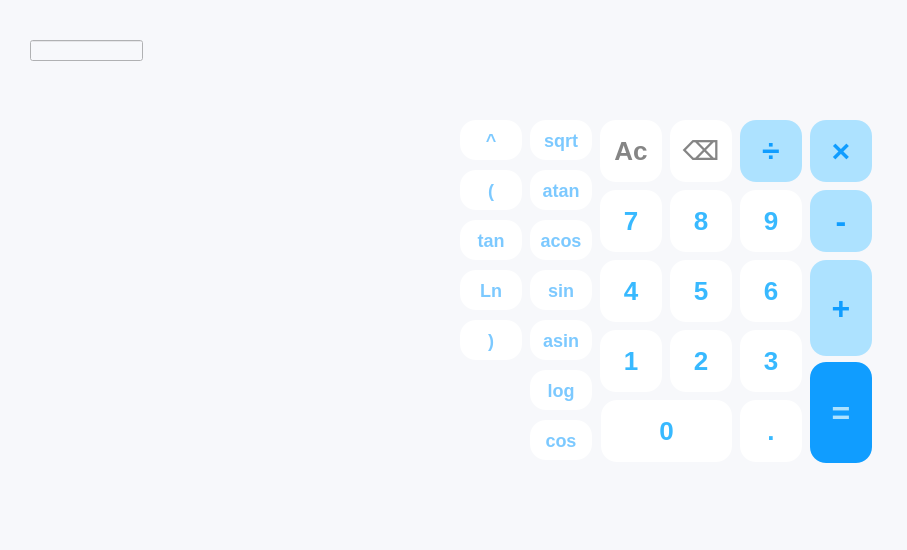
Old version of the form src/frontend/smartCalc/smartcalc.ui in the repository maxim-sivakon/smartCalc.
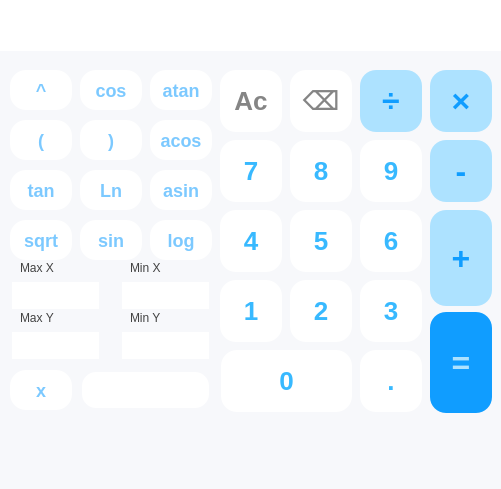
New version of the form. Icons and pictures are not drawn.

Patch:
```diff
--- a/src/frontend/smartCalc/smartcalc.ui
+++ b/src/frontend/smartCalc/smartcalc.ui
@@ -9,8 +9,8 @@
    <rect>
     <x>0</x>
     <y>0</y>
-    <width>907</width>
-    <height>550</height>
+    <width>501</width>
+    <height>489</height>
    </rect>
   </property>
   <property name="windowTitle">
@@ -21,9 +21,7 @@
     <normaloff>:/new/prefix1/calculator.png</normaloff>:/new/prefix1/calculator.png</iconset>
   </property>
   <property name="styleSheet">
-   <string notr="true">background: #F7F8FB;
-filter: blur(4px);
-opacity:0.2;</string>
+   <string notr="true">background: #F7F8FB;</string>
   </property>
   <property name="tabShape">
    <enum>QTabWidget::Rounded</enum>
@@ -32,8 +30,8 @@
    <widget class="QPushButton" name="pushButton">
     <property name="geometry">
      <rect>
-      <x>600</x>
-      <y>120</y>
+      <x>220</x>
+      <y>70</y>
       <width>62</width>
       <height>62</height>
      </rect>
@@ -55,8 +53,8 @@
    <widget class="QPushButton" name="pushButton_2">
     <property name="geometry">
      <rect>
-      <x>670</x>
-      <y>120</y>
+      <x>290</x>
+      <y>70</y>
       <width>62</width>
       <height>62</height>
      </rect>
@@ -78,8 +76,8 @@
    <widget class="QPushButton" name="pushButton_3">
     <property name="geometry">
      <rect>
-      <x>740</x>
-      <y>120</y>
+      <x>360</x>
+      <y>70</y>
       <width>62</width>
       <height>62</height>
      </rect>
@@ -101,8 +99,8 @@
    <widget class="QPushButton" name="pushButton_4">
     <property name="geometry">
      <rect>
-      <x>810</x>
-      <y>120</y>
+      <x>430</x>
+      <y>70</y>
       <width>62</width>
       <height>62</height>
      </rect>
@@ -124,8 +122,8 @@
    <widget class="QPushButton" name="pushButton_5">
     <property name="geometry">
      <rect>
-      <x>740</x>
-      <y>190</y>
+      <x>360</x>
+      <y>140</y>
       <width>62</width>
       <height>62</height>
      </rect>
@@ -147,8 +145,8 @@
    <widget class="QPushButton" name="pushButton_6">
     <property name="geometry">
      <rect>
-      <x>600</x>
-      <y>190</y>
+      <x>220</x>
+      <y>140</y>
       <width>62</width>
       <height>62</height>
      </rect>
@@ -170,8 +168,8 @@
    <widget class="QPushButton" name="pushButton_7">
     <property name="geometry">
      <rect>
-      <x>670</x>
-      <y>190</y>
+      <x>290</x>
+      <y>140</y>
       <width>62</width>
       <height>62</height>
      </rect>
@@ -193,8 +191,8 @@
    <widget class="QPushButton" name="pushButton_8">
     <property name="geometry">
      <rect>
-      <x>810</x>
-      <y>190</y>
+      <x>430</x>
+      <y>140</y>
       <width>62</width>
       <height>62</height>
      </rect>
@@ -216,8 +214,8 @@
    <widget class="QPushButton" name="pushButton_9">
     <property name="geometry">
      <rect>
-      <x>600</x>
-      <y>260</y>
+      <x>220</x>
+      <y>210</y>
       <width>62</width>
       <height>62</height>
      </rect>
@@ -239,8 +237,8 @@
    <widget class="QPushButton" name="pushButton_10">
     <property name="geometry">
      <rect>
-      <x>670</x>
-      <y>260</y>
+      <x>290</x>
+      <y>210</y>
       <width>62</width>
       <height>62</height>
      </rect>
@@ -262,8 +260,8 @@
    <widget class="QPushButton" name="pushButton_12">
     <property name="geometry">
      <rect>
-      <x>740</x>
-      <y>260</y>
+      <x>360</x>
+      <y>210</y>
       <width>62</width>
       <height>62</height>
      </rect>
@@ -285,8 +283,8 @@
    <widget class="QPushButton" name="pushButton_13">
     <property name="geometry">
      <rect>
-      <x>600</x>
-      <y>330</y>
+      <x>220</x>
+      <y>280</y>
       <width>62</width>
       <height>62</height>
      </rect>
@@ -308,8 +306,8 @@
    <widget class="QPushButton" name="pushButton_14">
     <property name="geometry">
      <rect>
-      <x>670</x>
-      <y>330</y>
+      <x>290</x>
+      <y>280</y>
       <width>62</width>
       <height>62</height>
      </rect>
@@ -331,8 +329,8 @@
    <widget class="QPushButton" name="pushButton_15">
     <property name="geometry">
      <rect>
-      <x>810</x>
-      <y>260</y>
+      <x>430</x>
+      <y>210</y>
       <width>62</width>
       <height>96</height>
      </rect>
@@ -354,8 +352,8 @@
    <widget class="QPushButton" name="pushButton_16">
     <property name="geometry">
      <rect>
-      <x>740</x>
-      <y>330</y>
+      <x>360</x>
+      <y>280</y>
       <width>62</width>
       <height>62</height>
      </rect>
@@ -377,8 +375,8 @@
    <widget class="QPushButton" name="pushButton_18">
     <property name="geometry">
      <rect>
-      <x>601</x>
-      <y>400</y>
+      <x>221</x>
+      <y>350</y>
       <width>131</width>
       <height>62</height>
      </rect>
@@ -400,8 +398,8 @@
    <widget class="QPushButton" name="pushButton_19">
     <property name="geometry">
      <rect>
-      <x>810</x>
-      <y>362</y>
+      <x>430</x>
+      <y>312</y>
       <width>62</width>
       <height>101</height>
      </rect>
@@ -425,8 +423,8 @@
    <widget class="QPushButton" name="pushButton_20">
     <property name="geometry">
      <rect>
-      <x>740</x>
-      <y>400</y>
+      <x>360</x>
+      <y>350</y>
       <width>62</width>
       <height>62</height>
      </rect>
@@ -448,18 +446,27 @@
    <widget class="QLineEdit" name="lineEdit">
     <property name="geometry">
      <rect>
-      <x>30</x>
-      <y>40</y>
-      <width>113</width>
-      <height>21</height>
+      <x>0</x>
+      <y>0</y>
+      <width>501</width>
+      <height>51</height>
      </rect>
     </property>
+    <property name="styleSheet">
+     <string notr="true">background: #ffffff;
+color: #424242;
+font-size: 26px;
+font-weight: 600;
+padding-left: 5px;
+padding-right: 5px;
+border-radius: 0px;</string>
+    </property>
    </widget>
    <widget class="QPushButton" name="pushButton_11">
     <property name="geometry">
      <rect>
-      <x>460</x>
-      <y>170</y>
+      <x>10</x>
+      <y>120</y>
       <width>62</width>
       <height>40</height>
      </rect>
@@ -481,8 +488,8 @@
    <widget class="QPushButton" name="pushButton_17">
     <property name="geometry">
      <rect>
-      <x>460</x>
-      <y>320</y>
+      <x>80</x>
+      <y>120</y>
       <width>62</width>
       <height>40</height>
      </rect>
@@ -504,8 +511,8 @@
    <widget class="QPushButton" name="pushButton_21">
     <property name="geometry">
      <rect>
-      <x>530</x>
-      <y>370</y>
+      <x>150</x>
+      <y>220</y>
       <width>62</width>
       <height>40</height>
      </rect>
@@ -527,8 +534,8 @@
    <widget class="QPushButton" name="pushButton_22">
     <property name="geometry">
      <rect>
-      <x>460</x>
-      <y>270</y>
+      <x>80</x>
+      <y>170</y>
       <width>62</width>
       <height>40</height>
      </rect>
@@ -550,8 +557,8 @@
    <widget class="QPushButton" name="pushButton_23">
     <property name="geometry">
      <rect>
-      <x>530</x>
-      <y>270</y>
+      <x>80</x>
+      <y>220</y>
       <width>62</width>
       <height>40</height>
      </rect>
@@ -573,8 +580,8 @@
    <widget class="QPushButton" name="pushButton_24">
     <property name="geometry">
      <rect>
-      <x>530</x>
-      <y>320</y>
+      <x>150</x>
+      <y>170</y>
       <width>62</width>
       <height>40</height>
      </rect>
@@ -596,8 +603,8 @@
    <widget class="QPushButton" name="pushButton_25">
     <property name="geometry">
      <rect>
-      <x>530</x>
-      <y>220</y>
+      <x>150</x>
+      <y>120</y>
       <width>62</width>
       <height>40</height>
      </rect>
@@ -619,8 +626,8 @@
    <widget class="QPushButton" name="pushButton_26">
     <property name="geometry">
      <rect>
-      <x>530</x>
-      <y>170</y>
+      <x>150</x>
+      <y>70</y>
       <width>62</width>
       <height>40</height>
      </rect>
@@ -642,8 +649,8 @@
    <widget class="QPushButton" name="pushButton_27">
     <property name="geometry">
      <rect>
-      <x>460</x>
-      <y>220</y>
+      <x>10</x>
+      <y>170</y>
       <width>62</width>
       <height>40</height>
      </rect>
@@ -665,8 +672,8 @@
    <widget class="QPushButton" name="pushButton_28">
     <property name="geometry">
      <rect>
-      <x>530</x>
-      <y>420</y>
+      <x>80</x>
+      <y>70</y>
       <width>62</width>
       <height>40</height>
      </rect>
@@ -688,8 +695,8 @@
    <widget class="QPushButton" name="pushButton_29">
     <property name="geometry">
      <rect>
-      <x>530</x>
-      <y>120</y>
+      <x>10</x>
+      <y>220</y>
       <width>62</width>
       <height>40</height>
      </rect>
@@ -711,8 +718,8 @@
    <widget class="QPushButton" name="pushButton_30">
     <property name="geometry">
      <rect>
-      <x>460</x>
-      <y>120</y>
+      <x>10</x>
+      <y>70</y>
       <width>62</width>
       <height>40</height>
      </rect>
@@ -731,6 +738,208 @@
      <string>^</string>
     </property>
    </widget>
+   <widget class="QLabel" name="label_2">
+    <property name="geometry">
+     <rect>
+      <x>20</x>
+      <y>260</y>
+      <width>58</width>
+      <height>16</height>
+     </rect>
+    </property>
+    <property name="styleSheet">
+     <string notr="true">color: #424242;</string>
+    </property>
+    <property name="text">
+     <string>Max X</string>
+    </property>
+   </widget>
+   <widget class="QLabel" name="label_5">
+    <property name="geometry">
+     <rect>
+      <x>130</x>
+      <y>260</y>
+      <width>58</width>
+      <height>16</height>
+     </rect>
+    </property>
+    <property name="styleSheet">
+     <string notr="true">color: #424242;</string>
+    </property>
+    <property name="text">
+     <string>Min X</string>
+    </property>
+   </widget>
+   <widget class="QLabel" name="label_6">
+    <property name="geometry">
+     <rect>
+      <x>20</x>
+      <y>310</y>
+      <width>58</width>
+      <height>16</height>
+     </rect>
+    </property>
+    <property name="styleSheet">
+     <string notr="true">color: #424242;</string>
+    </property>
+    <property name="text">
+     <string>Max Y</string>
+    </property>
+   </widget>
+   <widget class="QLabel" name="label_7">
+    <property name="geometry">
+     <rect>
+      <x>130</x>
+      <y>310</y>
+      <width>58</width>
+      <height>16</height>
+     </rect>
+    </property>
+    <property name="styleSheet">
+     <string notr="true">color: #424242;</string>
+    </property>
+    <property name="text">
+     <string>Min Y</string>
+    </property>
+   </widget>
+   <widget class="QPushButton" name="pushButton_32">
+    <property name="geometry">
+     <rect>
+      <x>10</x>
+      <y>370</y>
+      <width>62</width>
+      <height>40</height>
+     </rect>
+    </property>
+    <property name="cursor">
+     <cursorShape>PointingHandCursor</cursorShape>
+    </property>
+    <property name="styleSheet">
+     <string notr="true">background: #ffffff;
+color: #7CC9FF;
+border-radius: 16px;
+font-size: 18px;
+font-weight: 600;</string>
+    </property>
+    <property name="text">
+     <string>x</string>
+    </property>
+   </widget>
+   <widget class="QLineEdit" name="lineEdit_12">
+    <property name="geometry">
+     <rect>
+      <x>80</x>
+      <y>370</y>
+      <width>131</width>
+      <height>40</height>
+     </rect>
+    </property>
+    <property name="styleSheet">
+     <string notr="true">background: #fff;
+border: 2px solid #F7F8FB;
+color: #424242;
+border-radius: 16px;
+font-size: 26px;
+font-weight: 600;
+padding-left: 5px;
+padding-right: 5px;</string>
+    </property>
+    <property name="inputMethodHints">
+     <set>Qt::ImhPreferNumbers</set>
+    </property>
+   </widget>
+   <widget class="QLineEdit" name="lineEdit_13">
+    <property name="geometry">
+     <rect>
+      <x>10</x>
+      <y>280</y>
+      <width>91</width>
+      <height>31</height>
+     </rect>
+    </property>
+    <property name="styleSheet">
+     <string notr="true">background: #fff;
+border: 2px solid #F7F8FB;
+color: #424242;
+border-radius: 16px;
+font-size: 26px;
+font-weight: 600;
+padding-left: 5px;
+padding-right: 5px;</string>
+    </property>
+    <property name="inputMethodHints">
+     <set>Qt::ImhPreferNumbers</set>
+    </property>
+   </widget>
+   <widget class="QLineEdit" name="lineEdit_16">
+    <property name="geometry">
+     <rect>
+      <x>120</x>
+      <y>280</y>
+      <width>91</width>
+      <height>31</height>
+     </rect>
+    </property>
+    <property name="styleSheet">
+     <string notr="true">background: #fff;
+border: 2px solid #F7F8FB;
+color: #424242;
+border-radius: 16px;
+font-size: 26px;
+font-weight: 600;
+padding-left: 5px;
+padding-right: 5px;</string>
+    </property>
+    <property name="inputMethodHints">
+     <set>Qt::ImhPreferNumbers</set>
+    </property>
+   </widget>
+   <widget class="QLineEdit" name="lineEdit_17">
+    <property name="geometry">
+     <rect>
+      <x>10</x>
+      <y>330</y>
+      <width>91</width>
+      <height>31</height>
+     </rect>
+    </property>
+    <property name="styleSheet">
+     <string notr="true">background: #fff;
+border: 2px solid #F7F8FB;
+color: #424242;
+border-radius: 16px;
+font-size: 26px;
+font-weight: 600;
+padding-left: 5px;
+padding-right: 5px;</string>
+    </property>
+    <property name="inputMethodHints">
+     <set>Qt::ImhPreferNumbers</set>
+    </property>
+   </widget>
+   <widget class="QLineEdit" name="lineEdit_18">
+    <property name="geometry">
+     <rect>
+      <x>120</x>
+      <y>330</y>
+      <width>91</width>
+      <height>31</height>
+     </rect>
+    </property>
+    <property name="styleSheet">
+     <string notr="true">background: #fff;
+border: 2px solid #F7F8FB;
+color: #424242;
+border-radius: 16px;
+font-size: 26px;
+font-weight: 600;
+padding-left: 5px;
+padding-right: 5px;</string>
+    </property>
+    <property name="inputMethodHints">
+     <set>Qt::ImhPreferNumbers</set>
+    </property>
+   </widget>
   </widget>
   <widget class="QMenuBar" name="menubar">
    <property name="geometry">
```
Left out of the diff: 2 changed lines with no effect on the pictures.
